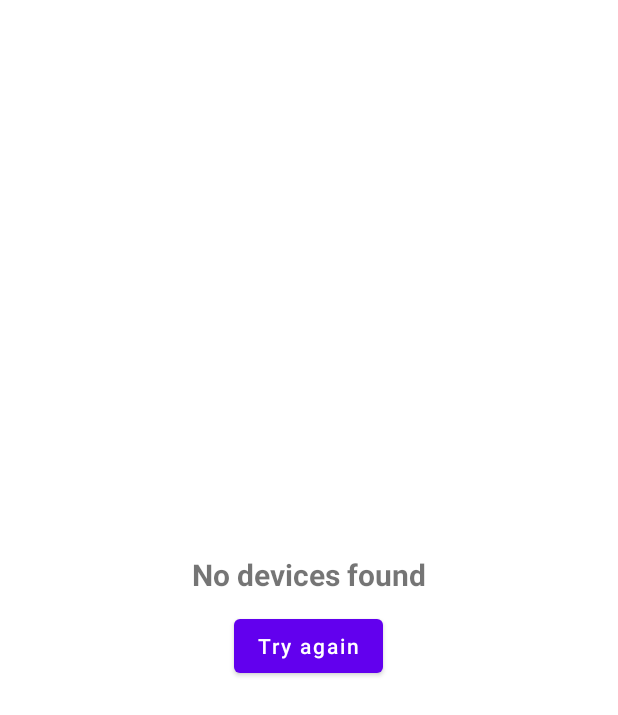
After one commit to Galal2112/Android-Bluetooth-Chat, an Android app: the layout layout_no_devices_found.xml on its own in the app's theme, with its tools: preview values and no code run, on a phone screen of 412 x 824 dp. The commit adds this screen. Shown: the top 715 px of the screen. Run offline under Robolectric (Android 15) with nearby library versions, the phone set to English and light mode, and no system bars.

Commit message:
Handle click on device and add try again in case not devices found

```diff
--- /dev/null
+++ b/app/src/main/res/layout/layout_no_devices_found.xml
@@ -0,0 +1,30 @@
+<?xml version="1.0" encoding="utf-8"?>
+<RelativeLayout xmlns:android="http://schemas.android.com/apk/res/android"
+    android:id="@+id/rl_no_devices_found"
+    android:layout_width="match_parent"
+    android:layout_height="match_parent">
+
+    <LinearLayout
+        android:layout_width="match_parent"
+        android:layout_height="wrap_content"
+        android:layout_centerHorizontal="true"
+        android:layout_centerVertical="true"
+        android:gravity="center_horizontal"
+        android:orientation="vertical">
+        <TextView
+            android:layout_width="wrap_content"
+            android:layout_height="wrap_content"
+            android:drawablePadding="3dp"
+            android:text="@string/no_devices_found"
+            android:textSize="20sp"
+            android:textStyle="bold" />
+
+        <Button
+            android:id="@+id/btn_try_again"
+            android:layout_width="wrap_content"
+            android:layout_height="wrap_content"
+            android:layout_marginTop="10dp"
+            android:textAllCaps="false"
+            android:text="@string/try_again"/>
+    </LinearLayout>
+</RelativeLayout>
--- /dev/null
+++ b/app/src/main/res/values/dimensions.xml
@@ -0,0 +1,5 @@
+<?xml version="1.0" encoding="utf-8"?>
+<resources>
+    <dimen name="scan_dialog_width">100dp</dimen>
+    <dimen name="scan_dialog_height">200dp</dimen>
+</resources>
--- a/app/src/main/res/values/strings.xml
+++ b/app/src/main/res/values/strings.xml
@@ -13,4 +13,6 @@
     <string name="msg_scan_for_device">Can\'t find a device?</string>
     <string name="scan">Scan</string>
     <string name="scanning">Scanning…</string>
+    <string name="no_devices_found">No devices found</string>
+    <string name="try_again">Try again</string>
 </resources>
```
Also changed, not shown: app/src/main/java/com/example/blue2/DeviceListActivity.java (+6 -2 lines), app/src/main/java/com/example/blue2/RecyclerItemClickListener.java (added, +48 -0 lines), app/src/main/java/com/example/blue2/ScanForDeviceFragment.java (+46 -5 lines), app/src/main/res/layout/fragment_scan_for_device.xml (+8 -5 lines), 1 other file.
